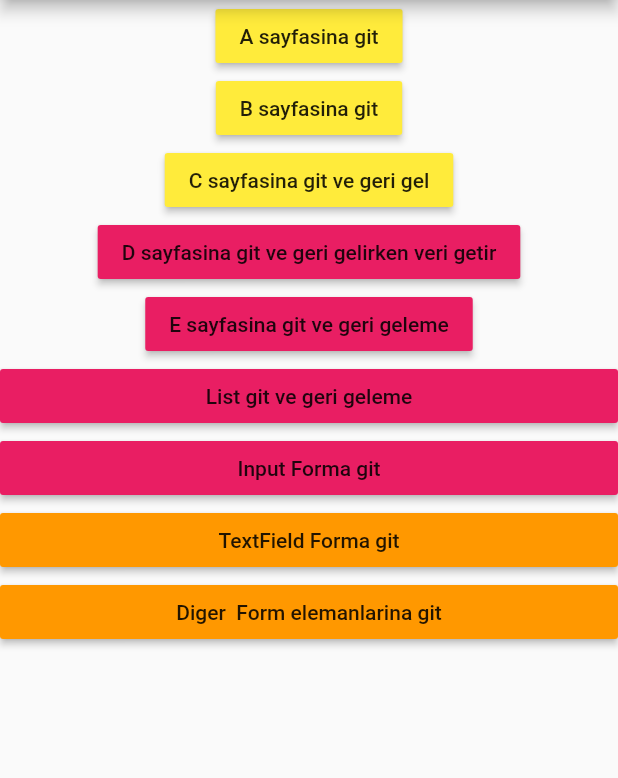
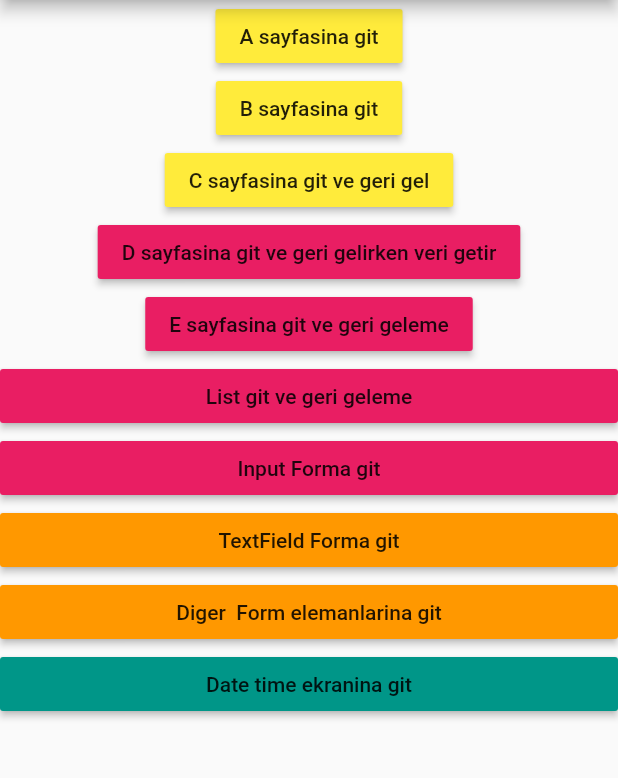
Before and after one commit to brkcnszgn/testflutter, a Flutter app: the screen it shows after launch, on a phone screen of 412 x 824 dp, the part 84-862 px from its top. Run offline on Flutter 3.47's test engine with Material 2 defaults, Android fonts, the phone set to English and light mode, and no system bars; our stand-ins replace shamsi_date, toast.

Commit message:
Date Time

```diff
--- a/lib/main.dart
+++ b/lib/main.dart
@@ -4,6 +4,7 @@ import 'package:testflutter/listview/listview_sperator_builder.dart';
 
 import 'ListView_kullanici_dostu.dart';
 
+import 'date_time/flutter_original_date_time.dart';
 import 'form_islemleri/anotherFormObjectElement.dart';
 import 'form_islemleri/form_text_field.dart';
 import 'form_islemleri/input_field.dart';
@@ -30,6 +31,7 @@ void main() {
         '/formInput': (context)=> TextFieldIslemleri(),
         '/formTextField': (context)=> FormTextField_(),
         '/anotherFormObjectElement': (context)=> AnotherFormObjectElement(),
+        '/originalDateTime': (context)=> OriginalDateTimeFlutter(),
 //        '/listDetail/$clickForPosition':(context)=>ListDetail(clickForPosition),
       },
 
--- a/lib/navigator_push/navigator_push.dart
+++ b/lib/navigator_push/navigator_push.dart
@@ -162,6 +162,20 @@ class NavigatorPush extends StatelessWidget {
                 ),
               ),
               color: Colors.orange,
+            ),   RaisedButton(
+              onPressed: () {
+                // Bu navigator ozelligi geri tusuna basildiginda uygulama kapanir.
+                Navigator.pushNamed(context, "/originalDateTime"
+
+                );
+              },
+              child: Center(
+                child: Text(
+                  "Date time ekranina git",
+                  style: TextStyle(color: Colors.black87),
+                ),
+              ),
+              color: Colors.teal,
             ),
           ],
         ),
--- a/pubspec.yaml
+++ b/pubspec.yaml
@@ -24,6 +24,7 @@ dependencies:
   # Use with the CupertinoIcons class for iOS style icons.
   cupertino_icons: ^0.1.2
   toast: ^0.1.5
+  shamsi_date: ^0.7.0
 
 dev_dependencies:
   flutter_test:
```
Also changed, not shown: lib/date_time/flutter_original_date_time.dart (added, +73 -0 lines), pubspec.lock.
